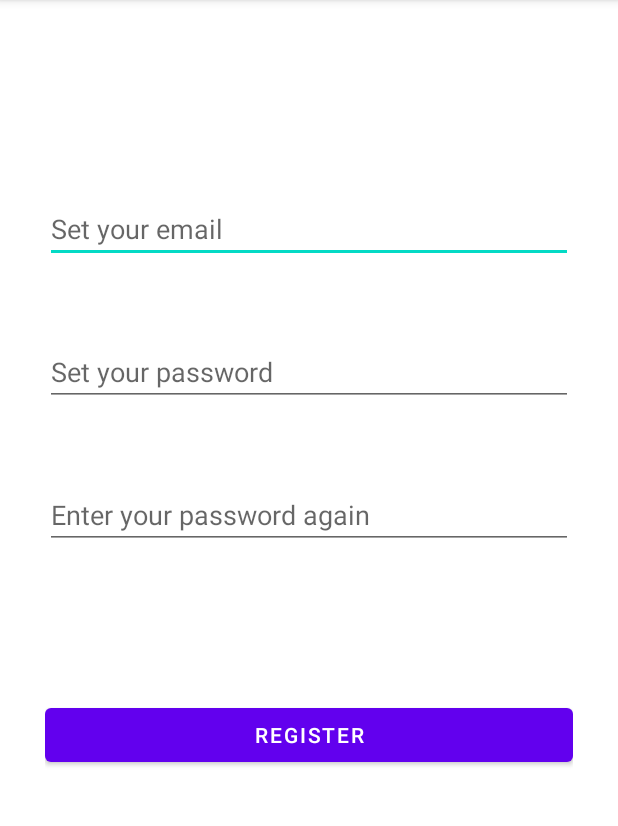
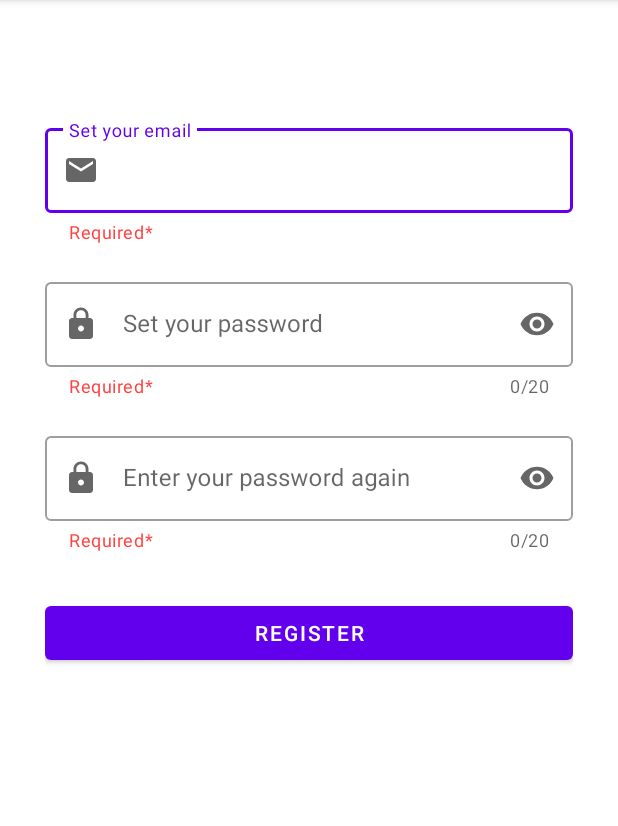
Before and after one commit to Javiier-pzk/MyAndroidApp, an Android app: the RegisterActivity screen opened directly, with no data from a screen before it, on a phone screen of 412 x 824 dp, the part 84-910 px from its top. Run offline under Robolectric (Android 15) with nearby library versions, the phone set to English and light mode, and no system bars; our stand-ins replace Firebase (no records; nobody signed in at launch, a user with empty details on screens opened directly); 1 statement that could not run was skipped.

Commit message:
Redesign editText fields for email and password

```diff
--- a/app/src/main/java/com/example/myapplication/login/LoginActivity.java
+++ b/app/src/main/java/com/example/myapplication/login/LoginActivity.java
@@ -27,8 +27,8 @@
         super.onCreate(savedInstanceState);
         setContentView(R.layout.activity_login);
 
-        email = findViewById(R.id.email);
-        password = findViewById(R.id.password);
+        email = findViewById(R.id.editTextEmail);
+        password = findViewById(R.id.editTextPassword);
         login = findViewById(R.id.login);
 
         login.setOnClickListener(view -> {
--- a/app/src/main/java/com/example/myapplication/login/RegisterActivity.java
+++ b/app/src/main/java/com/example/myapplication/login/RegisterActivity.java
@@ -5,6 +5,7 @@
 
 import android.content.Intent;
 import android.os.Bundle;
+import android.renderscript.ScriptGroup;
 import android.text.TextUtils;
 import android.widget.Button;
 import android.widget.EditText;
@@ -31,9 +32,9 @@
         super.onCreate(savedInstanceState);
         setContentView(R.layout.activity_register);
 
-        email = findViewById(R.id.email);
-        password = findViewById(R.id.password);
-        reconfirmPassword = findViewById(R.id.reconfirmPassword);
+        email = findViewById(R.id.editTextEmail);
+        password = findViewById(R.id.editTextPassword);
+        reconfirmPassword = findViewById(R.id.editTextReconfirmPassword);
         register = findViewById(R.id.register);
 
         register.setOnClickListener(view -> {
--- /dev/null
+++ b/app/src/main/res/drawable/ic_email.xml
@@ -0,0 +1,10 @@
+<vector xmlns:android="http://schemas.android.com/apk/res/android"
+    android:width="24dp"
+    android:height="24dp"
+    android:viewportWidth="24"
+    android:viewportHeight="24"
+    android:tint="?attr/colorControlNormal">
+  <path
+      android:fillColor="@android:color/white"
+      android:pathData="M20,4L4,4c-1.1,0 -1.99,0.9 -1.99,2L2,18c0,1.1 0.9,2 2,2h16c1.1,0 2,-0.9 2,-2L22,6c0,-1.1 -0.9,-2 -2,-2zM20,8l-8,5 -8,-5L4,6l8,5 8,-5v2z"/>
+</vector>
--- /dev/null
+++ b/app/src/main/res/drawable/ic_lock.xml
@@ -0,0 +1,10 @@
+<vector xmlns:android="http://schemas.android.com/apk/res/android"
+    android:width="24dp"
+    android:height="24dp"
+    android:viewportWidth="24"
+    android:viewportHeight="24"
+    android:tint="?attr/colorControlNormal">
+  <path
+      android:fillColor="@android:color/white"
+      android:pathData="M18,8h-1L17,6c0,-2.76 -2.24,-5 -5,-5S7,3.24 7,6v2L6,8c-1.1,0 -2,0.9 -2,2v10c0,1.1 0.9,2 2,2h12c1.1,0 2,-0.9 2,-2L20,10c0,-1.1 -0.9,-2 -2,-2zM12,17c-1.1,0 -2,-0.9 -2,-2s0.9,-2 2,-2 2,0.9 2,2 -0.9,2 -2,2zM15.1,8L8.9,8L8.9,6c0,-1.71 1.39,-3.1 3.1,-3.1 1.71,0 3.1,1.39 3.1,3.1v2z"/>
+</vector>
--- a/app/src/main/res/layout/activity_main.xml
+++ b/app/src/main/res/layout/activity_main.xml
@@ -18,7 +18,7 @@
         android:id="@+id/cameraButton"
         android:layout_width="wrap_content"
         android:layout_height="wrap_content"
-        android:text="Capture Image"
+        android:text="@string/captureImage"
         android:layout_marginTop="30dp"
         android:layout_centerInParent="true"
         android:layout_below="@+id/imageView"/>
@@ -27,7 +27,7 @@
         android:layout_width="wrap_content"
         android:layout_height="wrap_content"
         android:id="@+id/logout"
-        android:text="logout"
+        android:text="@string/logout"
         android:layout_below="@+id/cameraButton"
         android:layout_centerInParent="true" />
 
--- a/app/src/main/res/layout/activity_register.xml
+++ b/app/src/main/res/layout/activity_register.xml
@@ -7,37 +7,76 @@
     android:padding="30dp"
     tools:context=".login.RegisterActivity">
 
-    <EditText
+    <com.google.android.material.textfield.TextInputLayout
+        style="@style/Widget.MaterialComponents.TextInputLayout.OutlinedBox"
         android:layout_width="match_parent"
         android:layout_height="wrap_content"
-        android:hint="Set your email"
-        android:id="@+id/email"
-        android:layout_marginTop="100dp" />
+        android:id="@+id/textInputLayoutEmail"
+        android:layout_marginTop="50dp"
+        app:helperText="Required*"
+        app:endIconMode="clear_text"
+        app:helperTextTextColor="@android:color/holo_red_light"
+        app:startIconDrawable="@drawable/ic_email"
+        android:hint="@string/setEmail">
 
-    <EditText
+        <com.google.android.material.textfield.TextInputEditText
+            android:layout_width="match_parent"
+            android:layout_height="wrap_content"
+            android:id="@+id/editTextEmail"/>
+    </com.google.android.material.textfield.TextInputLayout>
+
+    <com.google.android.material.textfield.TextInputLayout
+        style="@style/Widget.MaterialComponents.TextInputLayout.OutlinedBox"
         android:layout_width="match_parent"
         android:layout_height="wrap_content"
-        android:hint="Set your password"
-        android:id="@+id/password"
-        android:layout_below="@id/email"
-        android:layout_marginTop="50dp" />
+        android:layout_below="@+id/textInputLayoutEmail"
+        android:layout_marginTop="20dp"
+        android:id="@+id/textInputLayoutPassword"
+        app:helperText="Required*"
+        app:counterEnabled="true"
+        app:counterMaxLength="20"
+        app:endIconMode="password_toggle"
+        app:helperTextTextColor="@android:color/holo_red_light"
+        app:startIconDrawable="@drawable/ic_lock"
+        android:hint="@string/setPassword">
 
-    <EditText
+        <com.google.android.material.textfield.TextInputEditText
+            android:layout_width="match_parent"
+            android:layout_height="wrap_content"
+            android:id="@+id/editTextPassword"
+            android:inputType="textPassword"
+            android:maxLength="21"/>
+    </com.google.android.material.textfield.TextInputLayout>
+
+    <com.google.android.material.textfield.TextInputLayout
+        style="@style/Widget.MaterialComponents.TextInputLayout.OutlinedBox"
         android:layout_width="match_parent"
         android:layout_height="wrap_content"
-        android:hint="Enter your password again"
-        android:id="@+id/reconfirmPassword"
-        android:layout_below="@id/password"
-        android:layout_marginTop="50dp" />
+        android:layout_marginTop="20dp"
+        android:layout_below="@+id/textInputLayoutPassword"
+        android:id="@+id/textInputLayoutReconfirmPassword"
+        app:helperText="Required*"
+        app:counterEnabled="true"
+        app:counterMaxLength="20"
+        app:endIconMode="password_toggle"
+        app:helperTextTextColor="@android:color/holo_red_light"
+        app:startIconDrawable="@drawable/ic_lock"
+        android:hint="@string/reenterPassword">
+
+        <com.google.android.material.textfield.TextInputEditText
+            android:layout_width="match_parent"
+            android:layout_height="wrap_content"
+            android:id="@+id/editTextReconfirmPassword"
+            android:inputType="textPassword"
+            android:maxLength="21"/>
+    </com.google.android.material.textfield.TextInputLayout>
 
     <Button
         android:layout_width="match_parent"
         android:layout_height="wrap_content"
-        android:layout_below="@id/reconfirmPassword"
-        android:layout_marginTop="100dp"
+        android:layout_below="@id/textInputLayoutReconfirmPassword"
+        android:layout_marginTop="30dp"
         android:id="@+id/register"
-        android:text="register"/>
-
-
+        android:text="@string/register"/>
 
 </RelativeLayout>
```
Also changed, not shown: app/src/main/res/layout/activity_login.xml (+37 -11 lines), app/src/main/res/drawable/camera_icon.png (added), app/src/main/res/drawable/image.png (added), app/src/main/res/drawable/shutterbutton.png (added).
